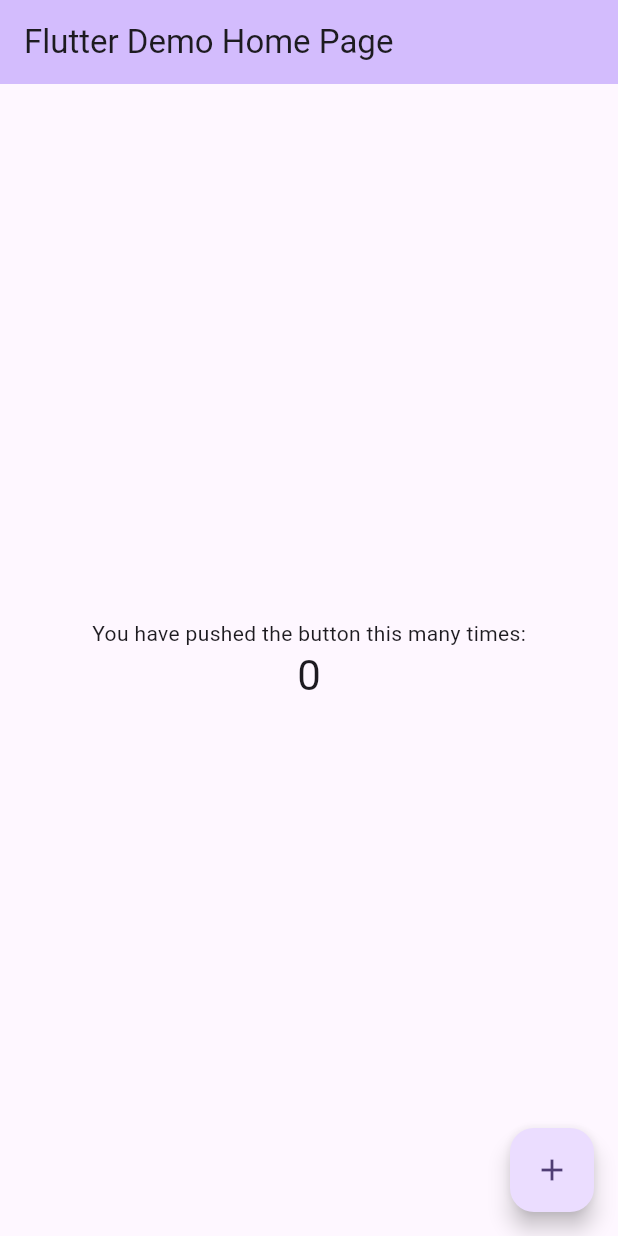
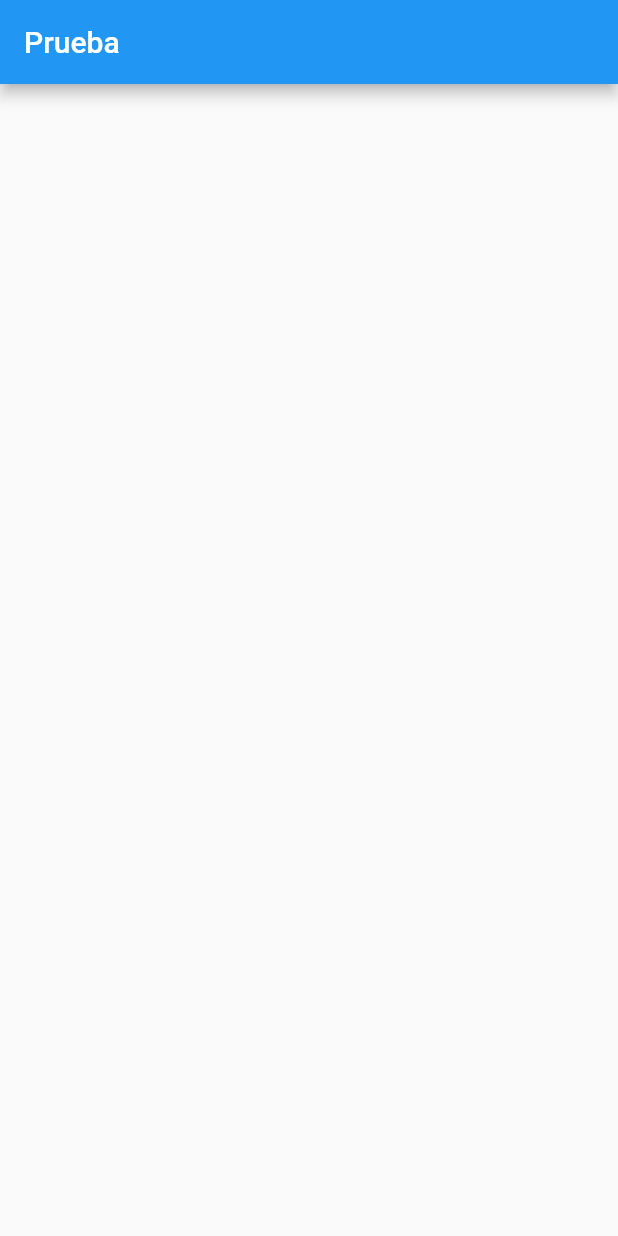
Before and after one commit to stark-ace-1891/tf07p_0019_codigo_whatsapp_clone, a Flutter app: the screen it shows after launch, on a phone screen of 412 x 824 dp. Run offline on Flutter 3.47's test engine with Material 2 defaults, Android fonts, the phone set to English and light mode, and no system bars.

Commit message:
Proyecto inicial

```diff
--- a/lib/main.dart
+++ b/lib/main.dart
@@ -1,125 +1,17 @@
 import 'package:flutter/material.dart';
+import 'package:tf07p_0019_codigo_whatsapp_clone/pages/home_page.dart';
 
 void main() {
-  runApp(const MyApp());
+  runApp(MyApp());
 }
 
 class MyApp extends StatelessWidget {
-  const MyApp({super.key});
-
-  // This widget is the root of your application.
   @override
   Widget build(BuildContext context) {
     return MaterialApp(
-      title: 'Flutter Demo',
-      theme: ThemeData(
-        // This is the theme of your application.
-        //
-        // TRY THIS: Try running your application with "flutter run". You'll see
-        // the application has a blue toolbar. Then, without quitting the app,
-        // try changing the seedColor in the colorScheme below to Colors.green
-        // and then invoke "hot reload" (save your changes or press the "hot
-        // reload" button in a Flutter-supported IDE, or press "r" if you used
-        // the command line to start the app).
-        //
-        // Notice that the counter didn't reset back to zero; the application
-        // state is not lost during the reload. To reset the state, use hot
-        // restart instead.
-        //
-        // This works for code too, not just values: Most code changes can be
-        // tested with just a hot reload.
-        colorScheme: ColorScheme.fromSeed(seedColor: Colors.deepPurple),
-        useMaterial3: true,
-      ),
-      home: const MyHomePage(title: 'Flutter Demo Home Page'),
+      title: "Whatsapp Clone",
+      debugShowCheckedModeBanner: false,
+      home: HomPage(),
     );
   }
 }
-
-class MyHomePage extends StatefulWidget {
-  const MyHomePage({super.key, required this.title});
-
-  // This widget is the home page of your application. It is stateful, meaning
-  // that it has a State object (defined below) that contains fields that affect
-  // how it looks.
-
-  // This class is the configuration for the state. It holds the values (in this
-  // case the title) provided by the parent (in this case the App widget) and
-  // used by the build method of the State. Fields in a Widget subclass are
-  // always marked "final".
-
-  final String title;
-
-  @override
-  State<MyHomePage> createState() => _MyHomePageState();
-}
-
-class _MyHomePageState extends State<MyHomePage> {
-  int _counter = 0;
-
-  void _incrementCounter() {
-    setState(() {
-      // This call to setState tells the Flutter framework that something has
-      // changed in this State, which causes it to rerun the build method below
-      // so that the display can reflect the updated values. If we changed
-      // _counter without calling setState(), then the build method would not be
-      // called again, and so nothing would appear to happen.
-      _counter++;
-    });
-  }
-
-  @override
-  Widget build(BuildContext context) {
-    // This method is rerun every time setState is called, for instance as done
-    // by the _incrementCounter method above.
-    //
-    // The Flutter framework has been optimized to make rerunning build methods
-    // fast, so that you can just rebuild anything that needs updating rather
-    // than having to individually change instances of widgets.
-    return Scaffold(
-      appBar: AppBar(
-        // TRY THIS: Try changing the color here to a specific color (to
-        // Colors.amber, perhaps?) and trigger a hot reload to see the AppBar
-        // change color while the other colors stay the same.
-        backgroundColor: Theme.of(context).colorScheme.inversePrimary,
-        // Here we take the value from the MyHomePage object that was created by
-        // the App.build method, and use it to set our appbar title.
-        title: Text(widget.title),
-      ),
-      body: Center(
-        // Center is a layout widget. It takes a single child and positions it
-        // in the middle of the parent.
-        child: Column(
-          // Column is also a layout widget. It takes a list of children and
-          // arranges them vertically. By default, it sizes itself to fit its
-          // children horizontally, and tries to be as tall as its parent.
-          //
-          // Column has various properties to control how it sizes itself and
-          // how it positions its children. Here we use mainAxisAlignment to
-          // center the children vertically; the main axis here is the vertical
-          // axis because Columns are vertical (the cross axis would be
-          // horizontal).
-          //
-          // TRY THIS: Invoke "debug painting" (choose the "Toggle Debug Paint"
-          // action in the IDE, or press "p" in the console), to see the
-          // wireframe for each widget.
-          mainAxisAlignment: MainAxisAlignment.center,
-          children: <Widget>[
-            const Text(
-              'You have pushed the button this many times:',
-            ),
-            Text(
-              '$_counter',
-              style: Theme.of(context).textTheme.headlineMedium,
-            ),
-          ],
-        ),
-      ),
-      floatingActionButton: FloatingActionButton(
-        onPressed: _incrementCounter,
-        tooltip: 'Increment',
-        child: const Icon(Icons.add),
-      ), // This trailing comma makes auto-formatting nicer for build methods.
-    );
-  }
-}
--- /dev/null
+++ b/lib/pages/home_page.dart
@@ -0,0 +1,14 @@
+import 'package:flutter/material.dart';
+
+class HomPage extends StatelessWidget {
+  const HomPage({super.key});
+
+  @override
+  Widget build(BuildContext context) {
+    return Scaffold(
+      appBar: AppBar(
+        title: Text("Prueba"),
+      ),
+    );
+  }
+}
```
Also changed, not shown: 1 other file.
